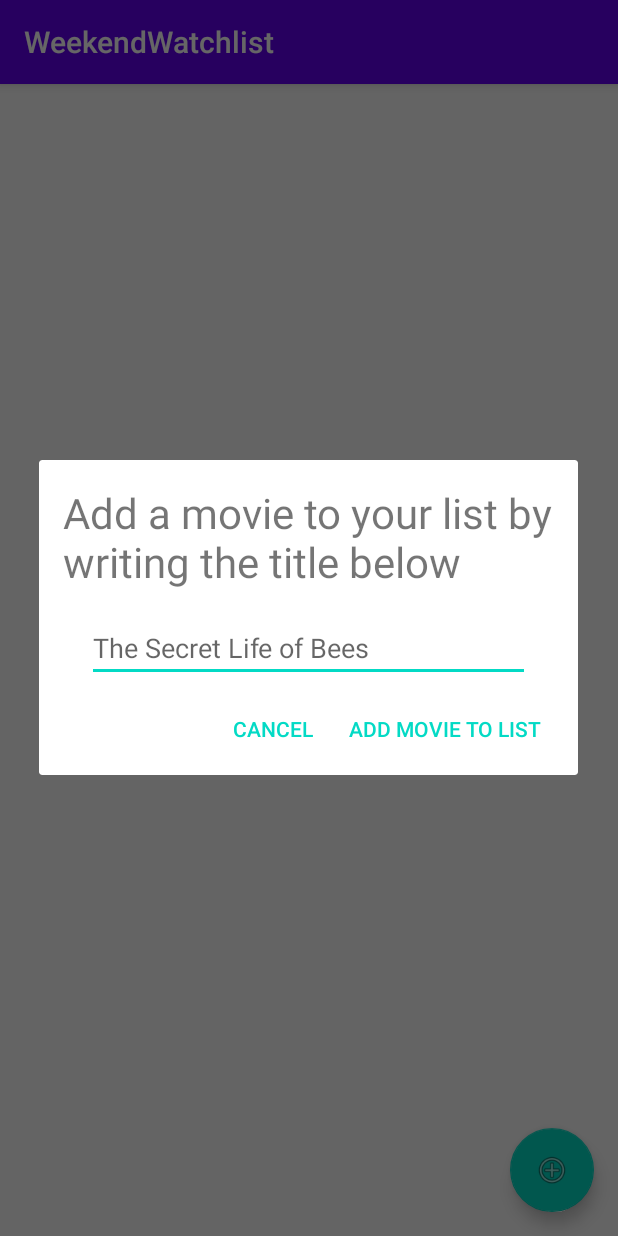
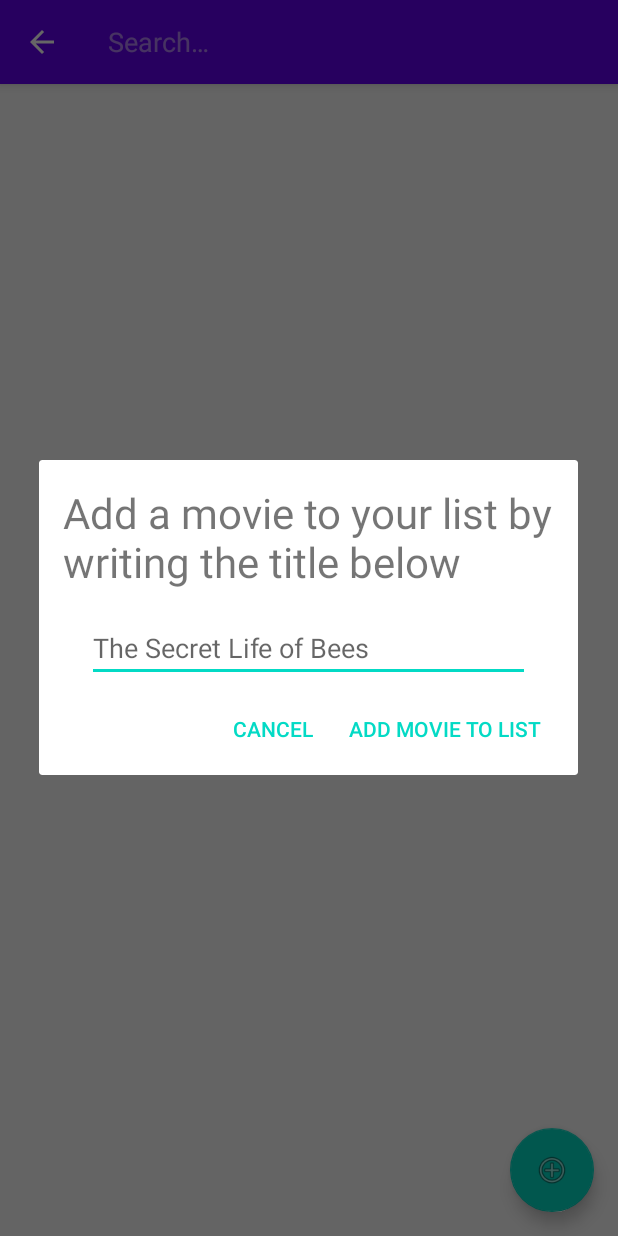
Before and after one commit to megsgaard/WeekendWatchlist, an Android app: the screen it shows after launch (ListActivity), after a tap on an icon or button, on a phone screen of 412 x 824 dp. Run offline under Robolectric (Android 15) with nearby library versions, the phone set to English and light mode, and no system bars; our stand-ins replace Firebase (no records; nobody signed in at launch, a user with empty details on screens opened directly), Picasso; libraries missing offline, so code that uses them is left out: com.firebase.ui; pictures from the network do not load; 3 statements that could not run were skipped; 1 other tap on this screen came first.

Commit message:
Added search icon to list menu

```diff
--- a/app/src/main/java/au585303/au590400/weekendwatchlist/activities/ListActivity.java
+++ b/app/src/main/java/au585303/au590400/weekendwatchlist/activities/ListActivity.java
@@ -9,8 +9,9 @@
 import android.os.IBinder;
 import android.util.Log;
 import android.view.LayoutInflater;
+import android.view.Menu;
+import android.view.MenuItem;
 import android.view.View;
-import android.widget.Button;
 import android.widget.EditText;
 import android.widget.Toast;
 
@@ -18,6 +19,7 @@
 import androidx.annotation.Nullable;
 import androidx.appcompat.app.AlertDialog;
 import androidx.appcompat.app.AppCompatActivity;
+import androidx.appcompat.widget.SearchView;
 import androidx.recyclerview.widget.LinearLayoutManager;
 import androidx.recyclerview.widget.RecyclerView;
 
@@ -33,7 +35,6 @@
 import com.google.firebase.firestore.EventListener;
 import com.google.firebase.firestore.FirebaseFirestore;
 import com.google.firebase.firestore.FirebaseFirestoreException;
-import com.google.firebase.firestore.ListenerRegistration;
 import com.google.firebase.firestore.QuerySnapshot;
 
 import java.util.ArrayList;
@@ -46,7 +47,6 @@
 import au585303.au590400.weekendwatchlist.R;
 import au585303.au590400.weekendwatchlist.adapters.ListAdapter;
 import au585303.au590400.weekendwatchlist.models.Movie;
-import au585303.au590400.weekendwatchlist.services.APIHandler;
 import au585303.au590400.weekendwatchlist.services.BackgroundService;
 
 import static android.widget.Toast.LENGTH_LONG;
@@ -227,6 +227,29 @@
         }
     }
 
+    // Search menu inspired by this video: https://youtu.be/sJ-Z9G0SDhc
+    @Override
+    public boolean onCreateOptionsMenu(Menu menu) {
+        getMenuInflater().inflate(R.menu.search_menu, menu);
+        // Retrieve the SearchView and plug it into SearchManager
+        MenuItem searchItem = menu.findItem(R.id.app_bar_search);
+        SearchView searchView = (SearchView) searchItem.getActionView();
+
+        searchView.setOnQueryTextListener(new SearchView.OnQueryTextListener() {
+            @Override
+            public boolean onQueryTextSubmit(String query) {
+                return false;
+            }
+
+            @Override
+            public boolean onQueryTextChange(String newText) {
+                adapter.getFilter().filter(newText);
+                return false;
+            }
+        });
+        return true;
+    }
+
     @Override
     public void onItemClick(int position) {
         Movie movie = movies.get(position);
--- /dev/null
+++ b/app/src/main/res/drawable/ic_search_black_24dp.xml
@@ -0,0 +1,9 @@
+<vector xmlns:android="http://schemas.android.com/apk/res/android"
+        android:width="24dp"
+        android:height="24dp"
+        android:viewportWidth="24.0"
+        android:viewportHeight="24.0">
+    <path
+        android:fillColor="#FF000000"
+        android:pathData="M15.5,14h-0.79l-0.28,-0.27C15.41,12.59 16,11.11 16,9.5 16,5.91 13.09,3 9.5,3S3,5.91 3,9.5 5.91,16 9.5,16c1.61,0 3.09,-0.59 4.23,-1.57l0.27,0.28v0.79l5,4.99L20.49,19l-4.99,-5zM9.5,14C7.01,14 5,11.99 5,9.5S7.01,5 9.5,5 14,7.01 14,9.5 11.99,14 9.5,14z"/>
+</vector>
--- /dev/null
+++ b/app/src/main/res/menu/search_menu.xml
@@ -0,0 +1,10 @@
+<?xml version="1.0" encoding="utf-8"?>
+<menu xmlns:app="http://schemas.android.com/apk/res-auto"
+    xmlns:android="http://schemas.android.com/apk/res/android">
+    <item
+        android:id="@+id/app_bar_search"
+        android:icon="@drawable/ic_search_black_24dp"
+        android:title="Search"
+        app:showAsAction="ifRoom|collapseActionView"
+        app:actionViewClass="androidx.appcompat.widget.SearchView" />
+</menu>
```
Also changed, not shown: app/src/main/java/au585303/au590400/weekendwatchlist/adapters/ListAdapter.java (+38 -1 lines).
